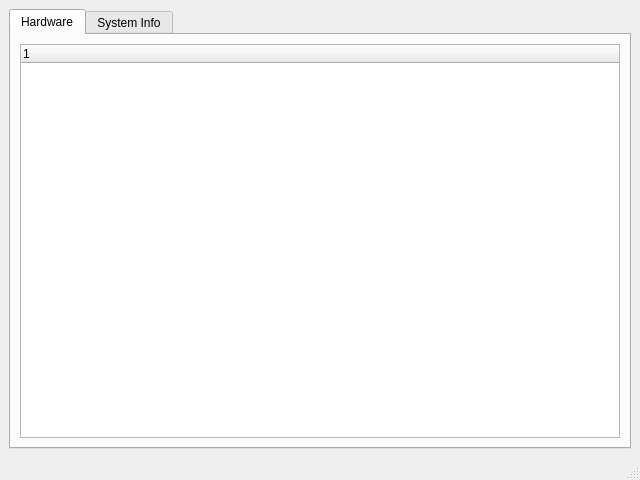
First picture: the form in src/mainwindow.ui, repository ben-cottrell-nz/cplat_sysbench, before the edit.
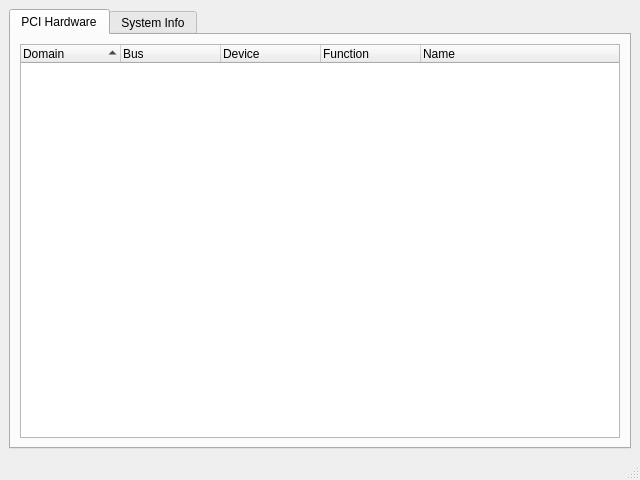
Second picture: the form after the edit.

Commit message: Started sorting child QTreeWidgetItems into respective root items by bus id

What changed in the file:
```diff
--- a/src/mainwindow.ui
+++ b/src/mainwindow.ui
@@ -22,14 +22,49 @@
       </property>
       <widget class="QWidget" name="tab">
        <attribute name="title">
-        <string>Hardware</string>
+        <string>PCI Hardware</string>
        </attribute>
        <layout class="QGridLayout" name="gridLayout_2">
         <item row="0" column="0">
          <widget class="QTreeWidget" name="HardwareTreeWidget">
+          <property name="uniformRowHeights">
+           <bool>true</bool>
+          </property>
+          <property name="sortingEnabled">
+           <bool>true</bool>
+          </property>
+          <property name="animated">
+           <bool>true</bool>
+          </property>
+          <property name="columnCount">
+           <number>5</number>
+          </property>
+          <attribute name="headerShowSortIndicator" stdset="0">
+           <bool>true</bool>
+          </attribute>
           <column>
            <property name="text">
-            <string notr="true">1</string>
+            <string>Domain</string>
+           </property>
+          </column>
+          <column>
+           <property name="text">
+            <string>Bus</string>
+           </property>
+          </column>
+          <column>
+           <property name="text">
+            <string>Device</string>
+           </property>
+          </column>
+          <column>
+           <property name="text">
+            <string>Function</string>
+           </property>
+          </column>
+          <column>
+           <property name="text">
+            <string>Name</string>
            </property>
           </column>
          </widget>
```
The commit also changes 5 other files.
